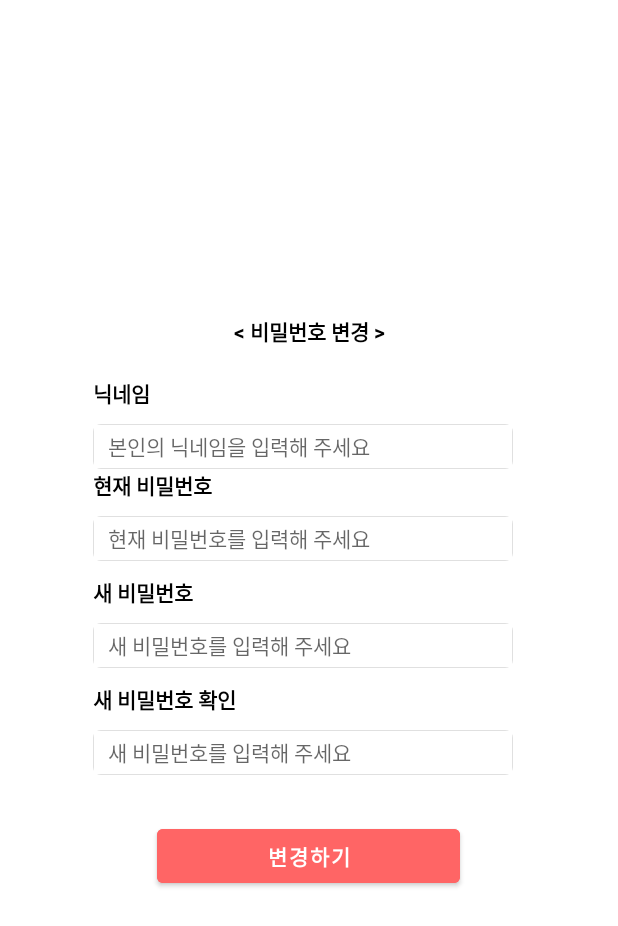
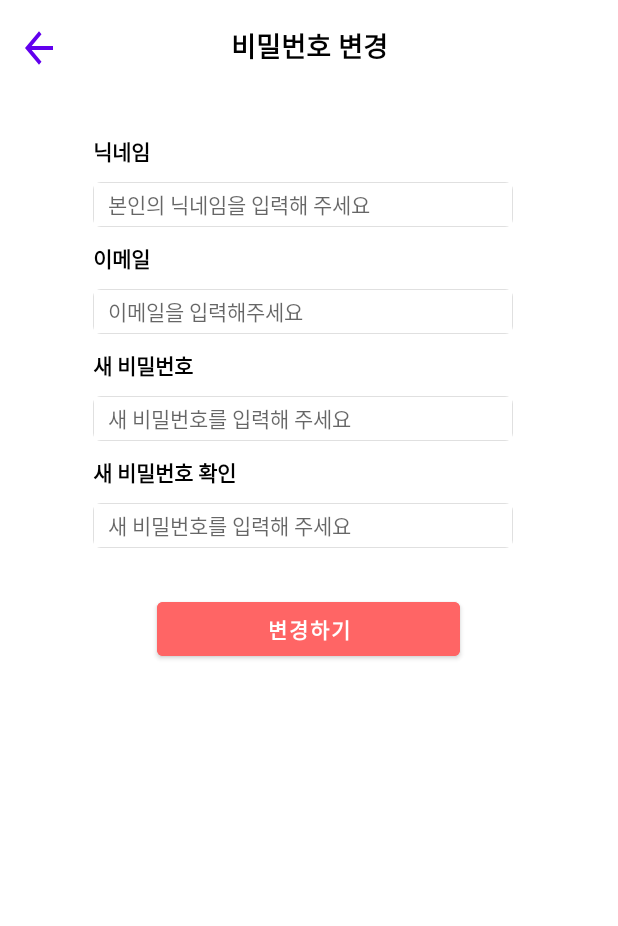
Before and after one commit to StudyWithNang/2022_delivery-not-tuna, an Android app: the ChangePwActivity screen opened directly, with no data from a screen before it, on a phone screen of 412 x 824 dp. Shown: the top 926 px of the screen. Run offline under Robolectric (Android 15) with nearby library versions, the phone set to English and light mode, and no system bars; our stand-ins replace Firebase (no records; nobody signed in at launch, a user with empty details on screens opened directly).

Commit message:
비밀번호 변경하기 동작 구현

```diff
--- a/app/src/main/java/com/example/dnt/ChangePwActivity.java
+++ b/app/src/main/java/com/example/dnt/ChangePwActivity.java
@@ -12,16 +12,20 @@ import androidx.annotation.NonNull;
 import androidx.appcompat.app.AppCompatActivity;
 
 import com.google.firebase.database.DataSnapshot;
+import com.google.firebase.database.DatabaseError;
 import com.google.firebase.database.DatabaseReference;
 import com.google.firebase.database.FirebaseDatabase;
+import com.google.firebase.database.ValueEventListener;
 
 import java.util.HashMap;
 import java.util.Map;
 
 public class ChangePwActivity extends AppCompatActivity {
-    EditText nickname, current_pwd, new_password, new_password_chk;
+    EditText nickname, email, new_password, new_password_chk;
     Button change_pwd_btn;
 
+    FirebaseDatabase database = FirebaseDatabase.getInstance();
+    final DatabaseReference table_users = database.getReference("users");
     private DatabaseReference mDatabase;
 
     @Override
@@ -30,34 +34,82 @@ public class ChangePwActivity extends AppCompatActivity {
         setContentView(R.layout.activity_change_pw);
 
         nickname = findViewById(R.id.nickname);
-        current_pwd = findViewById(R.id.current_pwd);
+        email = findViewById(R.id.email);
         new_password = findViewById(R.id.new_password);
         new_password_chk = findViewById(R.id.new_password_chk);
         change_pwd_btn = (Button) findViewById(R.id.complete_change_pwd_btn);
 
         mDatabase = FirebaseDatabase.getInstance().getReference();
 
+        // 상단의 뒤로가기 버튼 누르면 로그인 화면으로 전환
+        Button signup_back = (Button) findViewById(R.id.back_btn);
+        signup_back.setOnClickListener(new View.OnClickListener() {
 
-        // 비밀번호 변경 후 버튼 누르면 다시 로그인 화면으로
-        change_pwd_btn.setOnClickListener(new View.OnClickListener() {
             @Override
             public void onClick(View view) {
-                String getNickname = nickname.getText().toString();
-                String getCurrent_pwd = current_pwd.getText().toString();
-                String getNew_pwd = new_password.getText().toString();
-                String getNew_pwd_chk = new_password_chk.getText().toString();
-
-                // 검증
-
-                // 변경
-                Map<String, Object> map = new HashMap<String, Object>();
-                map.put("password", getNew_pwd);
-                mDatabase.child("users").child(String.valueOf(getNickname)).updateChildren(map);
-
                 Intent intent = new Intent(getApplicationContext(), LoginActivity.class);
                 startActivity(intent);
             }
         });
 
+        change_pwd_btn.setOnClickListener(new View.OnClickListener() {
+            @Override
+            public void onClick(View view) {
+                String getNickname = nickname.getText().toString();
+                String getEmail = email.getText().toString();
+                String getNew_pwd = new_password.getText().toString();
+                String getNew_pwd_chk = new_password_chk.getText().toString();
+
+
+                // 검증
+                table_users.addValueEventListener(new ValueEventListener() {
+                    @Override
+                    public void onDataChange(@NonNull DataSnapshot dataSnapshot) {
+
+                        if (dataSnapshot.child(getNickname).exists()) {
+                            // Get user information
+                            UserInfo user = dataSnapshot.child(getNickname).getValue(UserInfo.class);
+
+                            // 아무것도 입력하지 않았을 때
+                            if (getEmail.equals("") && getNew_pwd.equals("") && getNew_pwd_chk.equals("")) {
+                                Toast.makeText(ChangePwActivity.this, "빈칸이 없도록 입력해주세요.", Toast.LENGTH_LONG).show();
+                            }
+                            // 새 비밀번호 입력란과 확인란의 입력이 다를 때
+
+                            // 계정 정보가 존재할 때
+                            else if (user.getEmail().equals(getEmail)) {
+                                ChangePW(getNickname, getNew_pwd);
+
+                                Toast.makeText(ChangePwActivity.this, "비밀번호가 변경되었습니다.", Toast.LENGTH_SHORT).show();
+                                Intent homeIntent = new Intent(ChangePwActivity.this, LoginActivity.class);
+                                startActivity(homeIntent);
+                                //finish();
+                            }
+                            // 계정 정보가 없을 때
+                            else {
+                                Toast.makeText(ChangePwActivity.this, "로그인에 실패하셨습니다.", Toast.LENGTH_SHORT).show();
+                            }
+                        }
+                        // 계정이 없을 때
+                        else
+                        {
+                            Toast.makeText(ChangePwActivity.this, "계정 정보가 없습니다. 회원가입을 먼저 진행해주세요.", Toast.LENGTH_SHORT).show();
+                        }
+                    }
+                    @Override
+                    public void onCancelled(@NonNull DatabaseError databaseError) {
+                    }
+
+                });
+            }
+        });
+
+    }
+
+    // 비밀번호 변경하는 함수
+    public void ChangePW(String name, String new_password){
+        Map<String, Object> map = new HashMap<String, Object>();
+        map.put("password", new_password);
+        mDatabase.child("users").child(String.valueOf(name)).updateChildren(map);
     }
 }
--- a/app/src/main/res/layout/activity_change_pw.xml
+++ b/app/src/main/res/layout/activity_change_pw.xml
@@ -1,25 +1,53 @@
 <?xml version="1.0" encoding="utf-8"?>
 <LinearLayout xmlns:android="http://schemas.android.com/apk/res/android"
+    xmlns:app="http://schemas.android.com/apk/res-auto"
     android:layout_width="match_parent"
     android:layout_height="match_parent"
-    android:gravity="center"
     android:orientation="vertical"
     android:background="@color/white"
     >
-    <TextView
+    <androidx.constraintlayout.widget.ConstraintLayout
         android:layout_width="match_parent"
         android:layout_height="wrap_content"
-        android:text="&lt; 비밀번호 변경 &gt;"
-        android:textColor="@color/black"
-        android:textStyle="bold"
-        android:textSize="14sp"
-        android:gravity="center"
-        android:layout_marginBottom="20dp"
-        ></TextView>
+        >
+        <LinearLayout
+            android:layout_width="match_parent"
+            android:layout_height="60dp"
+            app:layout_constraintTop_toTopOf="parent"
+            app:layout_constraintLeft_toLeftOf="parent"
+            >
+        </LinearLayout>
+
+        <Button
+            android:id="@+id/back_btn"
+            android:layout_width="28dp"
+            android:layout_height="33dp"
+            android:layout_marginLeft="12dp"
+            android:layout_marginTop="3dp"
+            android:background="@drawable/ic_baseline_arrow_back_24"
+            app:layout_constraintBottom_toBottomOf="parent"
+            app:layout_constraintLeft_toLeftOf="parent"
+            app:layout_constraintTop_toTopOf="parent"
+            app:tint="@color/black"></Button>
+        <TextView
+            android:layout_width="wrap_content"
+            android:layout_height="wrap_content"
+            android:text="비밀번호 변경"
+            android:textColor="@color/black"
+            android:textSize="18sp"
+            android:textStyle="bold"
+            app:layout_constraintTop_toTopOf="parent"
+            app:layout_constraintEnd_toEndOf="parent"
+            app:layout_constraintStart_toStartOf="parent"
+            app:layout_constraintBottom_toBottomOf="parent"
+            ></TextView>
+    </androidx.constraintlayout.widget.ConstraintLayout>
 
     <LinearLayout
         android:layout_width="287dp"
         android:layout_height="362dp"
+        android:layout_marginTop="30dp"
+        android:layout_gravity="center"
         android:orientation="vertical">
 
         <TextView
@@ -37,7 +65,6 @@
             android:layout_marginTop="10dp"
             android:background="@drawable/edittext_border"
             android:hint="본인의 닉네임을 입력해 주세요"
-            android:inputType="textPassword"
             android:paddingLeft="10dp"
             android:textColor="@color/black"
             android:textSize="14dp"></EditText>
@@ -45,19 +72,19 @@
         <TextView
             android:layout_width="wrap_content"
             android:layout_height="wrap_content"
-            android:text="현재 비밀번호"
+            android:layout_marginTop="10dp"
+            android:text="이메일"
             android:textColor="@color/black"
             android:textSize="14dp"
             android:textStyle="bold"></TextView>
 
         <EditText
-            android:id="@+id/current_pwd"
+            android:id="@+id/email"
             android:layout_width="280dp"
             android:layout_height="30dp"
             android:layout_marginTop="10dp"
             android:background="@drawable/edittext_border"
-            android:hint="현재 비밀번호를 입력해 주세요"
-            android:inputType="textPassword"
+            android:hint="이메일을 입력해주세요"
             android:paddingLeft="10dp"
             android:textColor="@color/black"
             android:textSize="14dp"></EditText>
```
